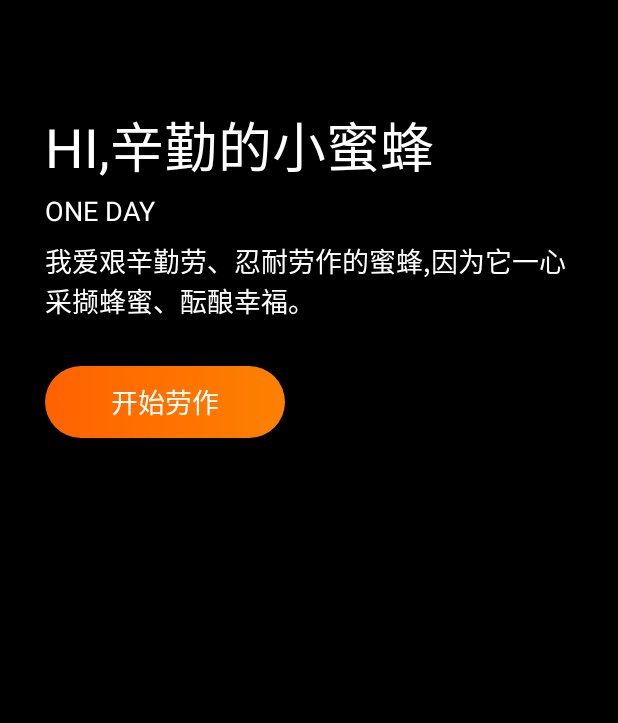
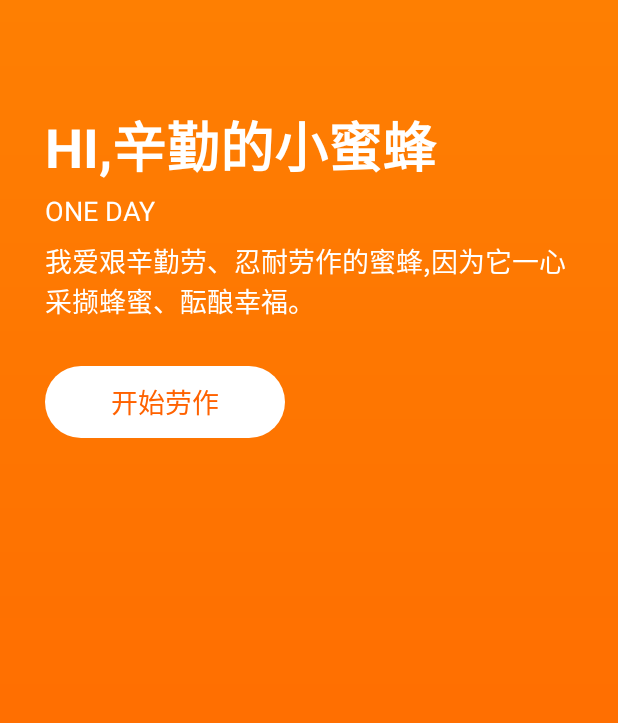
Before and after one commit to chenqun2016/beeride, an Android app: the fragment PreviewFragment shown on its own in the app's theme, on a phone screen of 412 x 824 dp. Shown: the top 723 px of the screen. Run offline under Robolectric (Android 15) with nearby library versions, the phone set to English and light mode, and no system bars; libraries missing offline, so code that uses them is left out: com.gyf.immersionbar.

Commit message:
UI细节调整

```diff
--- /dev/null
+++ b/app/src/main/res/drawable/bg_preview.xml
@@ -0,0 +1,12 @@
+<?xml version="1.0" encoding="utf-8"?>
+<shape xmlns:android="http://schemas.android.com/apk/res/android"
+    android:shape="rectangle"
+    android:useLevel="false">
+
+    <gradient
+        android:angle="90"
+        android:startColor="@color/color_FF6300"
+        android:endColor="@color/color_FE7F02"/>
+
+
+</shape>
--- /dev/null
+++ b/app/src/main/res/drawable/bg_round40dp_white.xml
@@ -0,0 +1,9 @@
+<?xml version="1.0" encoding="utf-8"?>
+<shape xmlns:android="http://schemas.android.com/apk/res/android"
+    android:shape="rectangle"
+    android:useLevel="false">
+
+
+    <solid android:color="@color/white" />
+    <corners android:radius="40dp" />
+</shape>
--- a/app/src/main/res/layout/fragment_preview.xml
+++ b/app/src/main/res/layout/fragment_preview.xml
@@ -3,7 +3,7 @@
     android:layout_width="match_parent"
     android:layout_height="match_parent"
     xmlns:app="http://schemas.android.com/apk/res-auto"
-    android:background="@color/black">
+    android:background="@drawable/bg_preview">
 
     <androidx.appcompat.widget.AppCompatTextView
         android:id="@+id/tv_1"
@@ -17,7 +17,8 @@
         android:layout_marginEnd="30dp"
         android:textSize="36sp"
         android:textColor="@color/white"
-        android:text="HI,辛勤的小蜜蜂"/>
+        android:text="HI,辛勤的小蜜蜂"
+        android:textStyle="bold"/>
 
     <androidx.appcompat.widget.AppCompatTextView
         android:id="@+id/tv_2"
@@ -53,12 +54,12 @@
         android:layout_height="48dp"
         app:layout_constraintLeft_toLeftOf="parent"
         app:layout_constraintTop_toBottomOf="@+id/tv_3"
-        android:background="@drawable/btn_gradient_yellow_round"
+        android:background="@drawable/bg_round40dp_white"
         android:gravity="center"
         android:layout_marginTop="30dp"
         android:layout_marginStart="30dp"
         android:layout_marginEnd="30dp"
         android:textSize="18sp"
-        android:textColor="@color/white"
+        android:textColor="@color/color_FF6200"
         android:text="开始劳作"/>
 </androidx.constraintlayout.widget.ConstraintLayout>
--- a/app/src/main/res/values/colors.xml
+++ b/app/src/main/res/values/colors.xml
@@ -75,5 +75,6 @@
     <color name="color_FF6200_8">#14FF6200</color>
     <color name="color_2DD28A">#2DD28A</color>
     <color name="color_9E9E9E">#9E9E9E</color>
+    <color name="color_FE7F02">#FE7F02</color>
 
 </resources>
```
